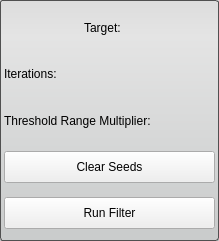
Before: the Qt Designer form Interface/ToolInterface/ConfidenceConnectedFilterInterface.ui in jessdtate/Seg3D, drawn with Qt 5.
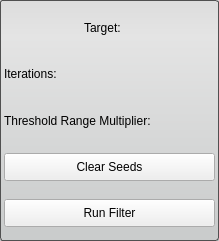
After: the same form once the commit is applied.

Commit message: updates for adding filter actions, some filter actions

```diff
--- a/Interface/ToolInterface/ConfidenceConnectedFilterInterface.ui
+++ b/Interface/ToolInterface/ConfidenceConnectedFilterInterface.ui
@@ -126,13 +126,13 @@
         <property name="minimumSize">
          <size>
           <width>0</width>
-          <height>32</height>
+          <height>28</height>
          </size>
         </property>
         <property name="maximumSize">
          <size>
           <width>16777215</width>
-          <height>16777215</height>
+          <height>28</height>
          </size>
         </property>
         <property name="text">
@@ -169,13 +169,13 @@
         <property name="minimumSize">
          <size>
           <width>0</width>
-          <height>32</height>
+          <height>28</height>
          </size>
         </property>
         <property name="maximumSize">
          <size>
           <width>16777215</width>
-          <height>16777215</height>
+          <height>28</height>
          </size>
         </property>
         <property name="text">
```
Left out of the diff: 2 changed lines with no effect on the pictures. The commit also changes 57 other files.
